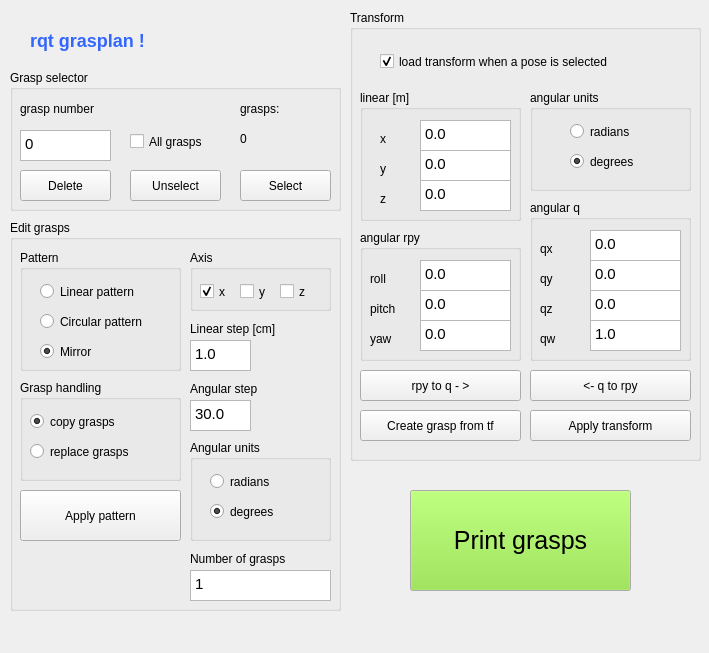
Old version of the form config/rqt_grasplan/rqtgrasplan.ui in the repository DFKI-NI/grasplan.
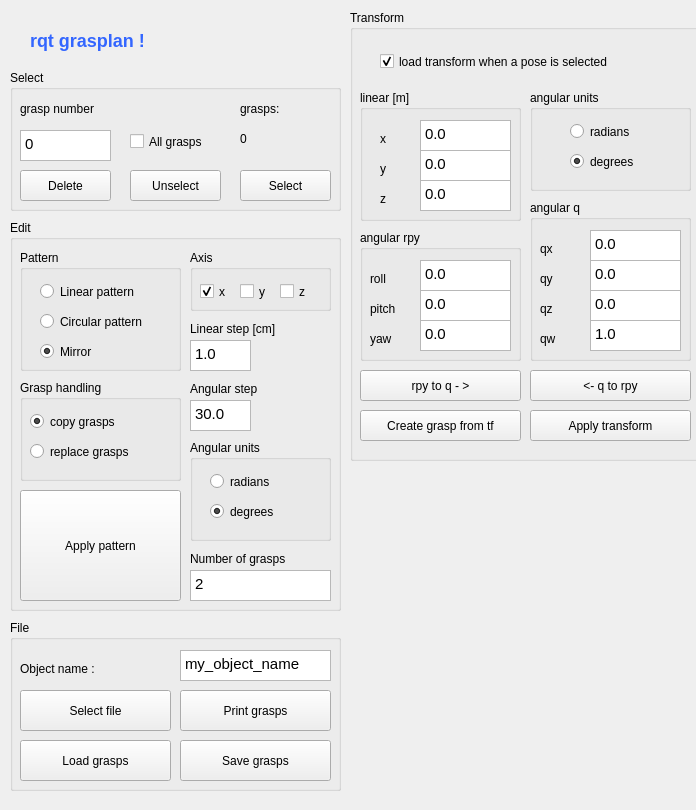
New version of the form.

Commit message: refactor, make button to open a file with dialog, change ref frame to object, better error handling with pop window

Patch:
```diff
--- a/config/rqt_grasplan/rqtgrasplan.ui
+++ b/config/rqt_grasplan/rqtgrasplan.ui
@@ -9,8 +9,8 @@
    <rect>
     <x>0</x>
     <y>0</y>
-    <width>709</width>
-    <height>653</height>
+    <width>696</width>
+    <height>810</height>
    </rect>
   </property>
   <property name="cursor">
@@ -510,7 +510,7 @@
     </rect>
    </property>
    <property name="title">
-    <string>Edit grasps</string>
+    <string>Edit</string>
    </property>
    <widget class="QGroupBox" name="groupBox_6">
     <property name="geometry">
@@ -751,7 +751,7 @@
       <x>10</x>
       <y>270</y>
       <width>161</width>
-      <height>51</height>
+      <height>111</height>
      </rect>
     </property>
     <property name="text">
@@ -772,7 +772,7 @@
 &lt;html&gt;&lt;head&gt;&lt;meta name=&quot;qrichtext&quot; content=&quot;1&quot; /&gt;&lt;style type=&quot;text/css&quot;&gt;
 p, li { white-space: pre-wrap; }
 &lt;/style&gt;&lt;/head&gt;&lt;body style=&quot; font-family:'Ubuntu'; font-size:11pt; font-weight:400; font-style:normal;&quot;&gt;
-&lt;p style=&quot; margin-top:0px; margin-bottom:0px; margin-left:0px; margin-right:0px; -qt-block-indent:0; text-indent:0px;&quot;&gt;1&lt;/p&gt;&lt;/body&gt;&lt;/html&gt;</string>
+&lt;p style=&quot; margin-top:0px; margin-bottom:0px; margin-left:0px; margin-right:0px; -qt-block-indent:0; text-indent:0px;&quot;&gt;2&lt;/p&gt;&lt;/body&gt;&lt;/html&gt;</string>
     </property>
    </widget>
    <widget class="QLabel" name="lblGraspNumbers_16">
@@ -819,61 +819,6 @@
     </property>
    </widget>
   </widget>
-  <widget class="QPushButton" name="cmdSave">
-   <property name="geometry">
-    <rect>
-     <x>410</x>
-     <y>490</y>
-     <width>221</width>
-     <height>101</height>
-    </rect>
-   </property>
-   <property name="palette">
-    <palette>
-     <active>
-      <colorrole role="Button">
-       <brush brushstyle="SolidPattern">
-        <color alpha="255">
-         <red>138</red>
-         <green>226</green>
-         <blue>52</blue>
-        </color>
-       </brush>
-      </colorrole>
-     </active>
-     <inactive>
-      <colorrole role="Button">
-       <brush brushstyle="SolidPattern">
-        <color alpha="255">
-         <red>138</red>
-         <green>226</green>
-         <blue>52</blue>
-        </color>
-       </brush>
-      </colorrole>
-     </inactive>
-     <disabled>
-      <colorrole role="Button">
-       <brush brushstyle="SolidPattern">
-        <color alpha="255">
-         <red>138</red>
-         <green>226</green>
-         <blue>52</blue>
-        </color>
-       </brush>
-      </colorrole>
-     </disabled>
-    </palette>
-   </property>
-   <property name="font">
-    <font>
-     <pointsize>19</pointsize>
-    </font>
-   </property>
-   <property name="text">
-    <string>Print grasps</string>
-   </property>
-  </widget>
   <widget class="QGroupBox" name="groupBox_11">
    <property name="geometry">
     <rect>
@@ -884,7 +829,7 @@
     </rect>
    </property>
    <property name="title">
-    <string>Grasp selector</string>
+    <string>Select</string>
    </property>
    <widget class="QLabel" name="lblGraspNumbers">
     <property name="geometry">
@@ -995,6 +940,101 @@
     </property>
    </widget>
   </widget>
+  <widget class="QGroupBox" name="groupBox_12">
+   <property name="geometry">
+    <rect>
+     <x>10</x>
+     <y>620</y>
+     <width>331</width>
+     <height>171</height>
+    </rect>
+   </property>
+   <property name="title">
+    <string>File</string>
+   </property>
+   <widget class="QPushButton" name="cmdFileLoadG">
+    <property name="geometry">
+     <rect>
+      <x>10</x>
+      <y>120</y>
+      <width>151</width>
+      <height>41</height>
+     </rect>
+    </property>
+    <property name="text">
+     <string>Load grasps</string>
+    </property>
+   </widget>
+   <widget class="QPushButton" name="cmdFileSaveG">
+    <property name="geometry">
+     <rect>
+      <x>170</x>
+      <y>120</y>
+      <width>151</width>
+      <height>41</height>
+     </rect>
+    </property>
+    <property name="text">
+     <string>Save grasps</string>
+    </property>
+   </widget>
+   <widget class="QTextEdit" name="txtFileObjectName">
+    <property name="geometry">
+     <rect>
+      <x>170</x>
+      <y>30</y>
+      <width>151</width>
+      <height>31</height>
+     </rect>
+    </property>
+    <property name="html">
+     <string>&lt;!DOCTYPE HTML PUBLIC &quot;-//W3C//DTD HTML 4.0//EN&quot; &quot;http://www.w3.org/TR/REC-html40/strict.dtd&quot;&gt;
+&lt;html&gt;&lt;head&gt;&lt;meta name=&quot;qrichtext&quot; content=&quot;1&quot; /&gt;&lt;style type=&quot;text/css&quot;&gt;
+p, li { white-space: pre-wrap; }
+&lt;/style&gt;&lt;/head&gt;&lt;body style=&quot; font-family:'Ubuntu'; font-size:11pt; font-weight:400; font-style:normal;&quot;&gt;
+&lt;p style=&quot; margin-top:0px; margin-bottom:0px; margin-left:0px; margin-right:0px; -qt-block-indent:0; text-indent:0px;&quot;&gt;my_object_name&lt;/p&gt;&lt;/body&gt;&lt;/html&gt;</string>
+    </property>
+   </widget>
+   <widget class="QLabel" name="lblGraspNumbers_6">
+    <property name="geometry">
+     <rect>
+      <x>10</x>
+      <y>40</y>
+      <width>141</width>
+      <height>17</height>
+     </rect>
+    </property>
+    <property name="text">
+     <string>Object name :</string>
+    </property>
+   </widget>
+   <widget class="QPushButton" name="cmdFilePrintG">
+    <property name="geometry">
+     <rect>
+      <x>170</x>
+      <y>70</y>
+      <width>151</width>
+      <height>41</height>
+     </rect>
+    </property>
+    <property name="text">
+     <string>Print grasps</string>
+    </property>
+   </widget>
+   <widget class="QPushButton" name="cmdFileSelectObjPath">
+    <property name="geometry">
+     <rect>
+      <x>10</x>
+      <y>70</y>
+      <width>151</width>
+      <height>41</height>
+     </rect>
+    </property>
+    <property name="text">
+     <string>Select file</string>
+    </property>
+   </widget>
+  </widget>
  </widget>
  <resources/>
  <connections/>
```
The commit also changes 5 other files.
